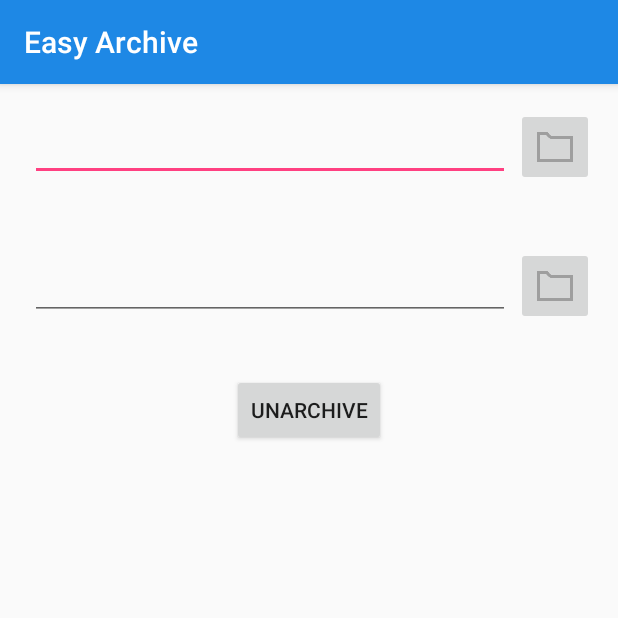
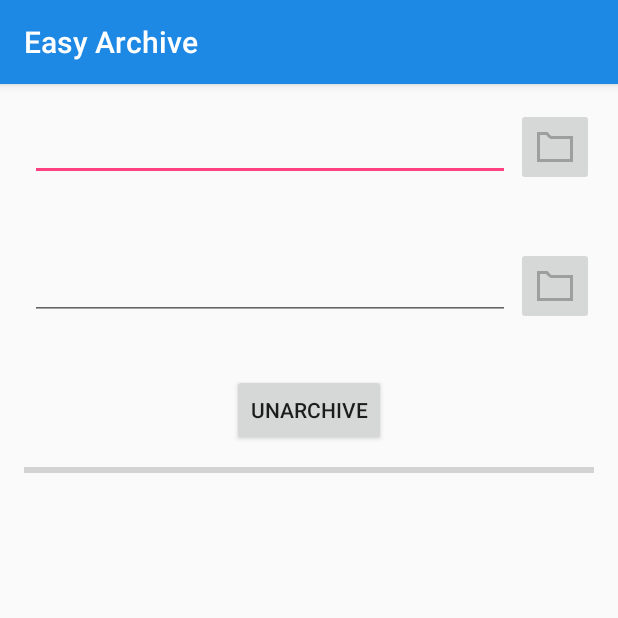
Before and after one commit to mattbdean/EasyArchive, an Android app: the screen it shows after launch (MainActivity), on a phone screen of 412 x 824 dp, the top half of it. Run offline under Robolectric (Android 15) with nearby library versions, the phone set to English and light mode, and no system bars; libraries missing offline, so code that uses them is left out: com.pawegio.kandroid; 3 statements that could not run were skipped.

Commit message:
Add progress indicator

```diff
--- a/app/src/main/res/layout/activity_main.xml
+++ b/app/src/main/res/layout/activity_main.xml
@@ -22,7 +22,14 @@
         android:layout_width="wrap_content"
         android:layout_height="wrap_content"
         android:layout_marginTop="8dp"
+        android:layout_marginBottom="8dp"
         android:text="@string/unarchive"
         android:onClick="unarchive"
         android:layout_gravity="center_horizontal"/>
+
+    <net.dean.easyarchive.ProgressIndicatorView
+        android:id="@+id/progress_indicator"
+        android:layout_width="wrap_content"
+        android:layout_height="wrap_content" />
+
 </LinearLayout>
--- /dev/null
+++ b/app/src/main/res/layout/view_progress_indicator.xml
@@ -0,0 +1,24 @@
+<?xml version="1.0" encoding="utf-8"?>
+<RelativeLayout xmlns:android="http://schemas.android.com/apk/res/android"
+              android:orientation="vertical"
+              android:layout_width="match_parent"
+              android:layout_height="wrap_content">
+    <ProgressBar
+        android:id="@+id/progress_bar"
+        android:layout_width="match_parent"
+        android:layout_height="wrap_content"
+        android:layout_marginBottom="4dp"
+        style="@style/Base.Widget.AppCompat.ProgressBar.Horizontal"/>
+    <TextView
+        android:id="@+id/filename"
+        android:layout_width="wrap_content"
+        android:layout_height="wrap_content"
+        android:layout_below="@id/progress_bar"/>
+    <TextView
+        android:id="@+id/file_counter"
+        android:layout_width="wrap_content"
+        android:layout_height="wrap_content"
+        android:layout_below="@id/progress_bar"
+        android:layout_alignParentRight="true"
+        android:layout_alignParentEnd="true" />
+</RelativeLayout>
--- a/app/src/main/res/values/strings.xml
+++ b/app/src/main/res/values/strings.xml
@@ -15,4 +15,5 @@
     <string name="hint_input_file">Path to archive file</string>
     <string name="hint_input_directory">Where these files will go</string>
     <string name="unarchive">Unarchive</string>
+    <string name="done">Done</string>
 </resources>
--- a/lib/src/main/kotlin/net/dean/easyarchive/library/Decompressors.kt
+++ b/lib/src/main/kotlin/net/dean/easyarchive/library/Decompressors.kt
@@ -24,12 +24,14 @@ public interface Decompressor : Inflater
  *                `CompressorInputStream` dynamically.
  */
 public abstract class AbstractDecompressor(public val ext: String, public val algo: String) : Decompressor {
+    private val size = 1
     /** Handles events for this Decompressor */
     public override var eventHandler: ArchiveEventHandler = object: ArchiveEventHandler {
         override fun handle(e: ArchiveEvent) {}
     }
 
     override fun inflate(f: File, dest: File): List<File> {
+        log(ArchiveEvent.start(f, size))
         val input = try {
             compressorStreamFactory.createCompressorInputStream(algo, newInputStream(f))
         } catch (e: CompressorException) {
@@ -40,7 +42,7 @@ public abstract class AbstractDecompressor(public val ext: String, public val al
         val output = newOutputStream(outFile)
 
         IOUtils.copy(input, output)
-        log(ArchiveEvent.inflate(outFile, 1, 1))
+        log(ArchiveEvent.inflate(outFile, size, size))
 
         input.close()
         output.close()
@@ -50,7 +52,7 @@ public abstract class AbstractDecompressor(public val ext: String, public val al
         return listOf(outFile)
     }
 
-    override fun count(f: File): Int = 1
+    override fun count(f: File): Int = size
     override fun canOperateOn(f: File): Boolean = f.name.endsWith('.' + ext, ignoreCase = true)
     override fun log(e: ArchiveEvent) {
         eventHandler.handle(e)
--- a/lib/src/main/kotlin/net/dean/easyarchive/library/Events.kt
+++ b/lib/src/main/kotlin/net/dean/easyarchive/library/Events.kt
@@ -10,7 +10,8 @@ import java.io.File
  *                [ArchiveAction.INFLATE], the file that was deleted when [action] is [ArchiveAction.DELETE], or the
  *                archive being inflated otherwise
  * @property current The number of the file being processed. Will be -1 if [action] is not [ArchiveAction.INFLATE]
- * @property total The total amount of files being processed. Will be -1 if [action] is not [ArchiveAction.INFLATE]
+ * @property total The total amount of files being processed. Will be -1 if [action] is not [ArchiveAction.INFLATE] or
+ *                 [ArchiveEvent.START].
  */
 public data class ArchiveEvent private constructor(public val action: ArchiveAction,
                                public val file: File,
@@ -21,6 +22,7 @@ public data class ArchiveEvent private constructor(public val action: ArchiveAct
         @JvmStatic public fun count(f: File) = ArchiveEvent(ArchiveAction.COUNT, f)
         @JvmStatic public fun delete(f: File) = ArchiveEvent(ArchiveAction.DELETE, f)
         @JvmStatic public fun done(f: File) = ArchiveEvent(ArchiveAction.DONE, f)
+        @JvmStatic public fun start(f: File, total: Int) = ArchiveEvent(ArchiveAction.START, f, total = total)
     }
 }
 
@@ -37,6 +39,8 @@ public class DefaultArchiveEventHandler : ArchiveEventHandler {
 
 /** An enumeration of possible actions to be used in [ArchiveEvent] */
 public enum class ArchiveAction {
+    /** Represents when an Inflator has started to operate */
+    START,
     /** Represents when a file has been inflated */
     INFLATE,
     /** Represents when a file has been deleted */
--- a/lib/src/main/kotlin/net/dean/easyarchive/library/Unarchivers.kt
+++ b/lib/src/main/kotlin/net/dean/easyarchive/library/Unarchivers.kt
@@ -34,6 +34,7 @@ public abstract class AbstractUnarchiver(public val ext: String) : Unarchiver {
     override fun canOperateOn(f: File): Boolean = f.name.endsWith('.' + ext, ignoreCase = true)
     override final fun inflate(f: File, dest: File): List<File> {
         val count = count(f)
+        log(ArchiveEvent.start(f, count))
         val files = doInflate(f, dest, count)
         log(ArchiveEvent.done(f))
         return files
```
Also changed, not shown: app/src/main/kotlin/net/dean/easyarchive/MainActivity.kt (+11 -5 lines), app/src/main/kotlin/net/dean/easyarchive/ProgressIndicatorView.kt (added, +57 -0 lines).
